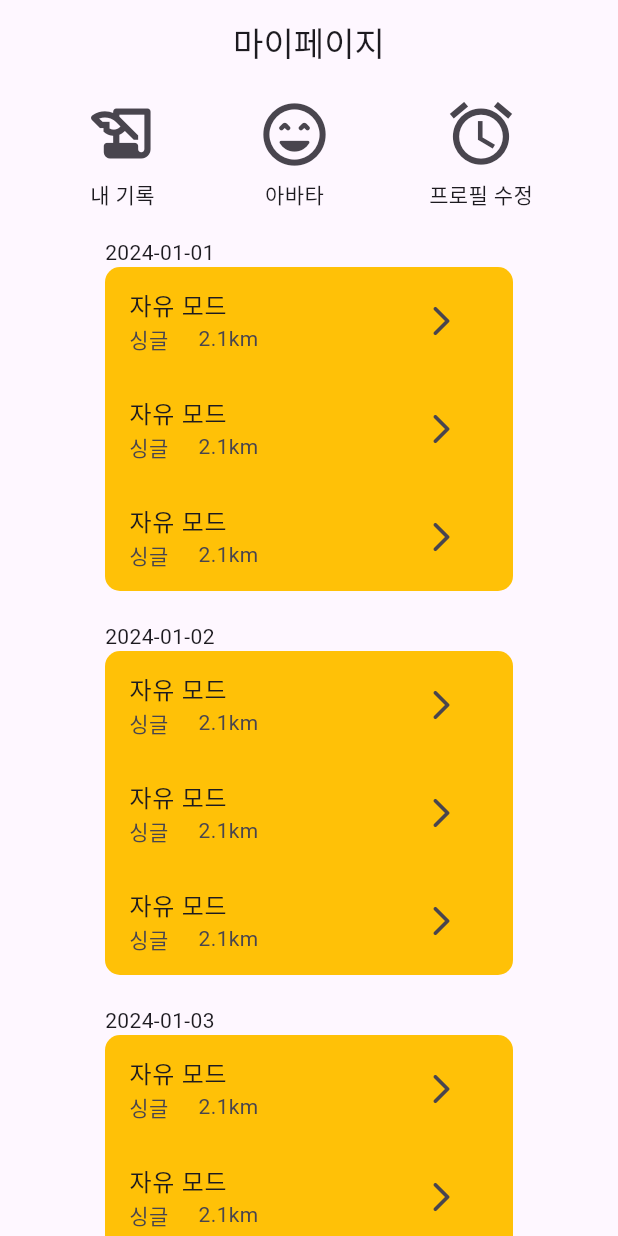
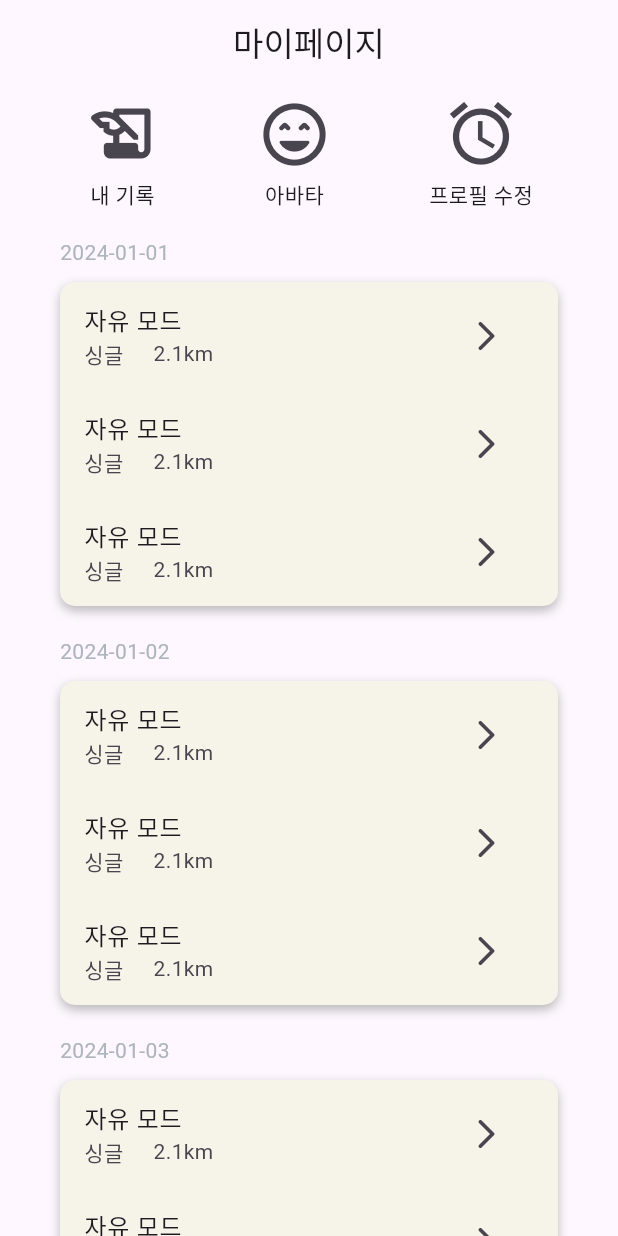
Before and after one commit to benyy0101/Wadada, a Flutter app: the screen it shows after launch, on a phone screen of 412 x 824 dp. Run offline on Flutter 3.47's test engine with Material 3 defaults, Android fonts, the phone set to English and light mode, and no system bars.

Commit message:
FEAT: shadow effect at cards

```diff
--- a/wadada/lib/common/const/colors.dart
+++ b/wadada/lib/common/const/colors.dart
@@ -9,3 +9,5 @@ const GREEN_COLOR = Color(0XFF5BC879);
 // 오트밀
 // ignore: constant_identifier_names
 const OATMEAL_COLOR = Color(0XFFF6F4E9);
+
+const GRAY_400 = Color(0XFFADB5BD);
--- a/wadada/lib/screens/mypage/layout.dart
+++ b/wadada/lib/screens/mypage/layout.dart
@@ -1,4 +1,5 @@
 import 'package:flutter/material.dart';
+import 'package:wadada/common/const/colors.dart';
 
 class MyPageLayout extends StatelessWidget {
   const MyPageLayout({Key? key}) : super(key: key);
@@ -78,7 +79,7 @@ class RecordList extends StatelessWidget {
   Widget build(BuildContext context) {
     const list = ['2024-01-01', '2024-01-02', '2024-01-03'];
     return Container(
-      padding: EdgeInsets.fromLTRB(60, 0, 60, 0),
+      padding: EdgeInsets.fromLTRB(30, 0, 30, 0),
       child: ListView(
         shrinkWrap: true,
         children: list
@@ -86,7 +87,14 @@ class RecordList extends StatelessWidget {
                 margin: EdgeInsets.all(10),
                 child: Column(
                   crossAxisAlignment: CrossAxisAlignment.start,
-                  children: [Text(e.toString()), RecordCard()],
+                  children: [
+                    Text(
+                      e.toString(),
+                      style: TextStyle(color: GRAY_400),
+                    ),
+                    SizedBox(height: 10.0),
+                    RecordCard()
+                  ],
                 )))
             .toList(),
       ),
@@ -99,11 +107,29 @@ class RecordCard extends StatelessWidget {
 
   @override
   Widget build(BuildContext context) {
-    return ClipRRect(
-        borderRadius: BorderRadius.circular(10),
-        child: Container(
-            color: Colors.amber,
-            child: Column(
+    return Container(
+        decoration: BoxDecoration(
+          color: OATMEAL_COLOR,
+          borderRadius: BorderRadius.all(Radius.circular(10)),
+          boxShadow: [
+            BoxShadow(
+              color: Colors.grey.withOpacity(0.7),
+              spreadRadius: 0,
+              blurRadius: 5.0,
+              offset: Offset(0, 3), // changes position of shadow
+            ),
+          ],
+        ),
+        child: ListTileWidget());
+  }
+}
+
+class ListTileWidget extends StatelessWidget {
+  const ListTileWidget({super.key});
+
+  @override
+  Widget build(BuildContext context) {
+    return Column(
       children: [
         ListTile(
             title: const Text('자유 모드'),
@@ -157,6 +183,6 @@ class RecordCard extends StatelessWidget {
               icon: const Icon(Icons.arrow_forward_ios_rounded),
             )),
       ],
-            )));
+    );
   }
 }
```
Lines whose indentation alone changed are shown as unchanged.
